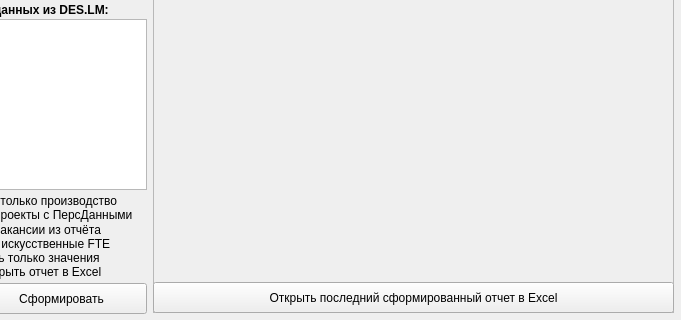
Above: Qt5Project/Windows.ui from DIVIGL1/DES.LM.Reports before the change; both pictures show x 114 to 795 and y 258 to 578 of the 795 by 578 pixel window. Below: the same form after it.
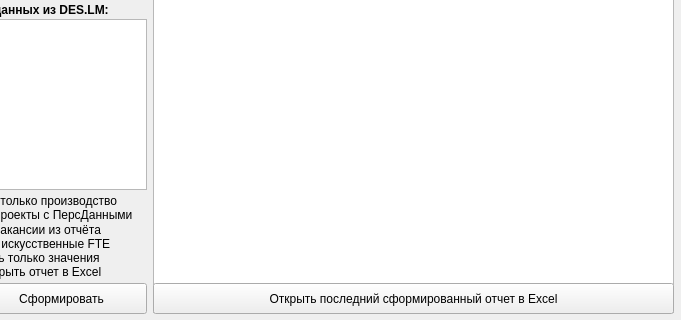
That is the form after the change.

```diff
--- a/Qt5Project/Windows.ui
+++ b/Qt5Project/Windows.ui
@@ -203,7 +203,7 @@
    </widget>
    <widget class="QPlainTextEdit" name="plainTextEdit">
     <property name="enabled">
-     <bool>false</bool>
+     <bool>true</bool>
     </property>
     <property name="geometry">
      <rect>
@@ -216,6 +216,9 @@
     <property name="styleSheet">
      <string notr="true">color: rgb(0, 0, 0);</string>
     </property>
+    <property name="readOnly">
+     <bool>true</bool>
+    </property>
     <property name="plainText">
      <string>&gt; Ожидание выбора пользователя.</string>
     </property>
@@ -286,7 +289,7 @@
     <property name="geometry">
      <rect>
       <x>267</x>
-      <y>540</y>
+      <y>541</y>
       <width>521</width>
       <height>31</height>
      </rect>
```
